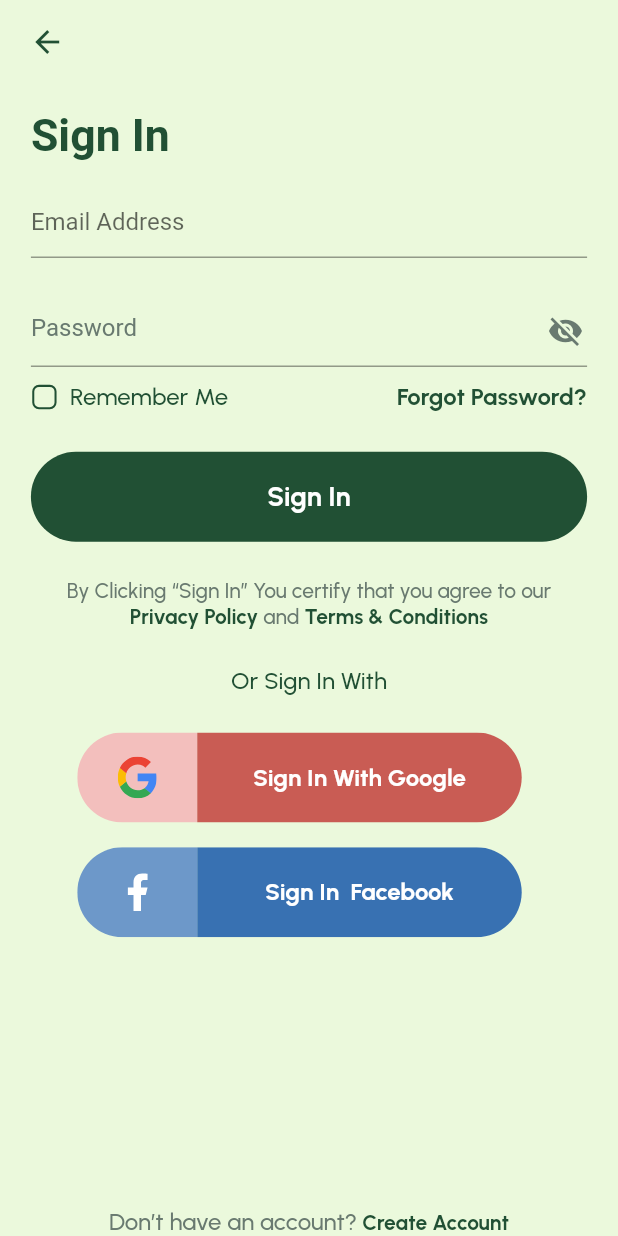
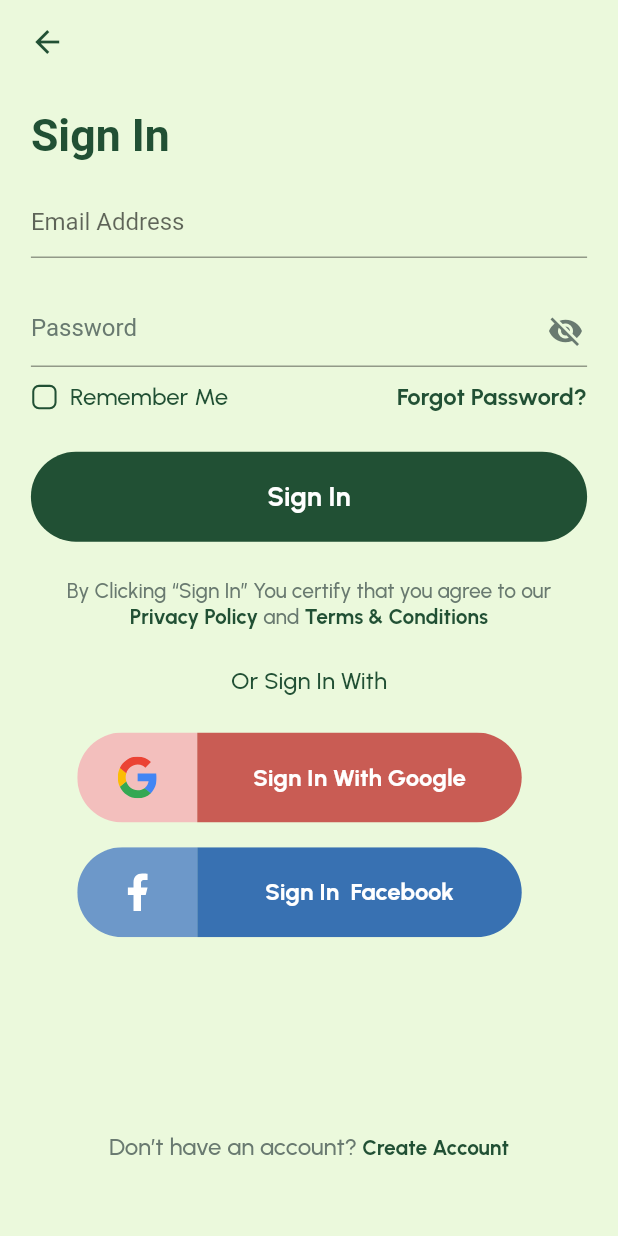
Before and after one commit to sarmadkamal464/famooshed-app, a Flutter app: the screen it shows after launch, after a tap on an icon or button, on a phone screen of 412 x 824 dp. Run offline on Flutter 3.47's test engine with Material 2 defaults, Android fonts, the phone set to English and light mode, and no system bars; our stand-ins replace badges, cached_network_image, dio, equatable, expansion_tile_card, firebase_auth and 24 more; missing offline and left inert: checkbox_grouped, flutter_facebook_auth, flutter_google_map_polyline_point, flutter_google_places_hoc081098, flutter_stripe, google_api_headers and 5 more; accounts and stored records are empty; project files that could hold a hidden picture were left out.

Commit message:
create account button become more visible

```diff
--- a/lib/app/modules/sign_in_module/sign_in_page.dart
+++ b/lib/app/modules/sign_in_module/sign_in_page.dart
@@ -267,7 +267,11 @@ class SignInPage extends GetView<SignInController> {
                     ),
                   ),
                 ),
-                Align(
+                Container(
+                  padding: EdgeInsets.only(
+                      bottom:
+                          50.0), // Adjust the value for the desired bottom space
+                  child: Align(
                     alignment: Alignment.bottomCenter,
                     child: GestureDetector(
                       onTap: () {
@@ -284,10 +288,12 @@ class SignInPage extends GetView<SignInController> {
                                   TextSpan(
                                     text: " ${Strings.createAcc}",
                                     style: urbanistBold.copyWith(
-                                      color: AppColors.appTheme, fontSize: 14),
+                                        color: AppColors.appTheme,
+                                        fontSize: 14),
                                   )
                                 ])
                           ])),
+                    ),
                   ),
                 )
               ],
--- a/lib/app/modules/sign_up_module/sign_up_page.dart
+++ b/lib/app/modules/sign_up_module/sign_up_page.dart
@@ -210,7 +210,7 @@ class SignUpPage extends GetView<SignUpController> {
                                       ])
                                 ])
                           ])),
-                      SizedBox(height: Get.height * .1),
+                      SizedBox(height: 40),
                       GestureDetector(
                         onTap: () {
                           Get.back();
```
Lines whose indentation alone changed are shown as unchanged.
